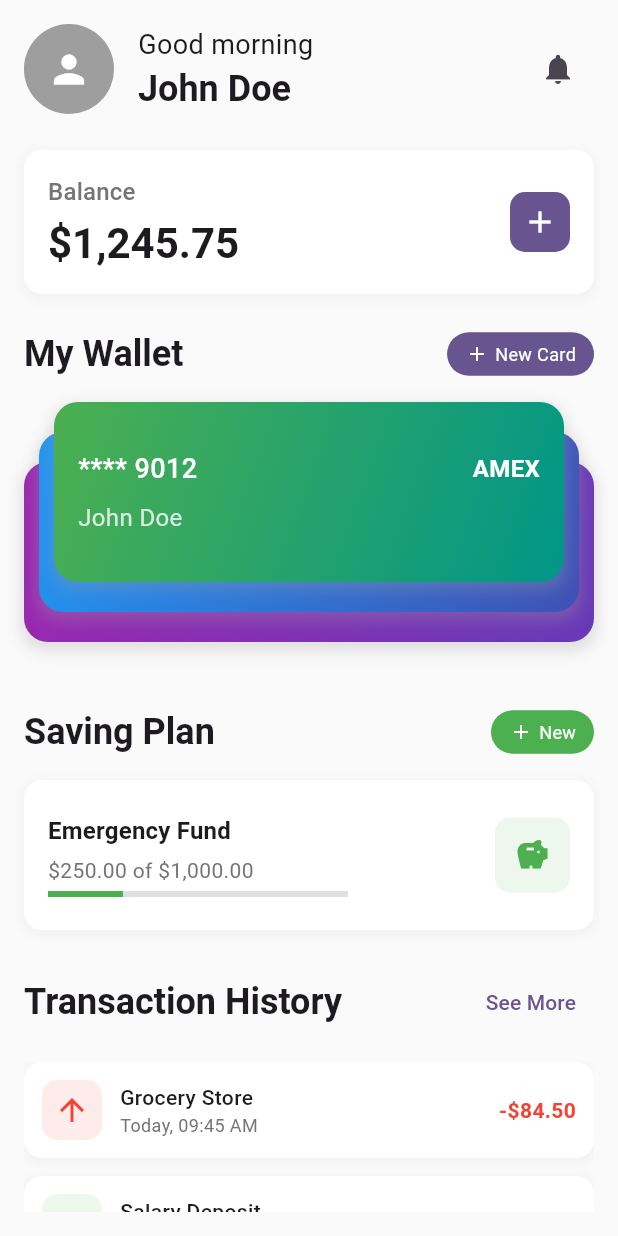
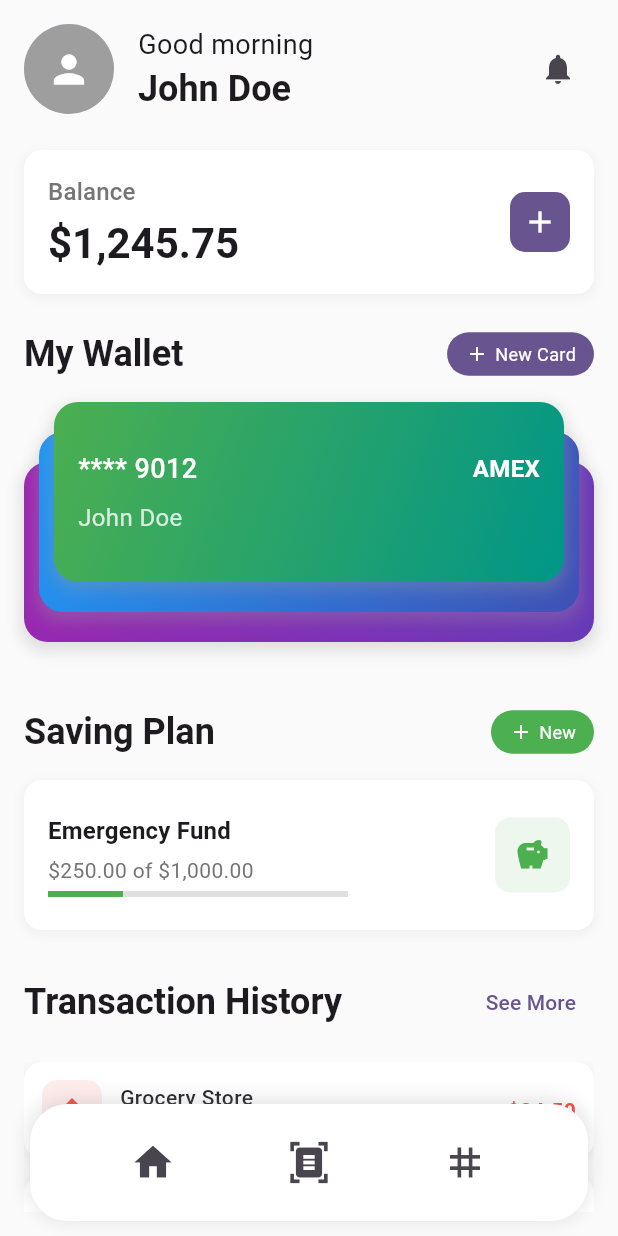
Before and after one commit to julesntare/tm_test, a Flutter app: the screen it shows after launch, on a phone screen of 412 x 824 dp. Run offline on Flutter 3.47's test engine with Material 3 defaults, Android fonts, the light colour scheme and no system bars.

Commit message:
added bottom sheet icons

```diff
--- a/mobile_pages/lib/main.dart
+++ b/mobile_pages/lib/main.dart
@@ -27,7 +27,9 @@
   Widget build(BuildContext context) {
     return Scaffold(
       backgroundColor: Colors.grey[50],
-      body: SafeArea(
+      body: Stack(
+        children: [
+          SafeArea(
             child: Padding(
               padding: const EdgeInsets.all(16.0),
               child: Column(
@@ -512,6 +514,56 @@
               ),
             ),
           ),
+          // Bottom Navigation Sheet
+          Positioned(
+            bottom: 10, // 10px above the bottom
+            left: 0,
+            right: 0,
+            child: Container(
+              margin: const EdgeInsets.symmetric(horizontal: 20),
+              padding: const EdgeInsets.symmetric(vertical: 15, horizontal: 30),
+              decoration: BoxDecoration(
+                color: Colors.white,
+                borderRadius: BorderRadius.circular(25),
+                boxShadow: [
+                  BoxShadow(
+                    color: Colors.grey.withValues(alpha: 0.3),
+                    spreadRadius: 1,
+                    blurRadius: 10,
+                    offset: const Offset(0, -2), // Shadow only at the top
+                  ),
+                ],
+              ),
+              child: Row(
+                mainAxisAlignment: MainAxisAlignment.spaceAround,
+                children: [
+                  // Home Icon
+                  IconButton(
+                    icon: Icon(Icons.home, size: 30),
+                    onPressed: () {
+                      // Handle home navigation
+                    },
+                  ),
+                  // Scan Icon
+                  IconButton(
+                    icon: Icon(Icons.document_scanner, size: 30),
+                    onPressed: () {
+                      // Handle scan action
+                    },
+                  ),
+                  // Menu Icon (with 2 squares and 2 circles as requested)
+                  IconButton(
+                    icon: Icon(Icons.grid_3x3, size: 30),
+                    onPressed: () {
+                      // Handle menu action
+                    },
+                  ),
+                ],
+              ),
+            ),
+          ),
+        ],
+      ),
     );
   }
 
```
Lines whose indentation alone changed are shown as unchanged.
